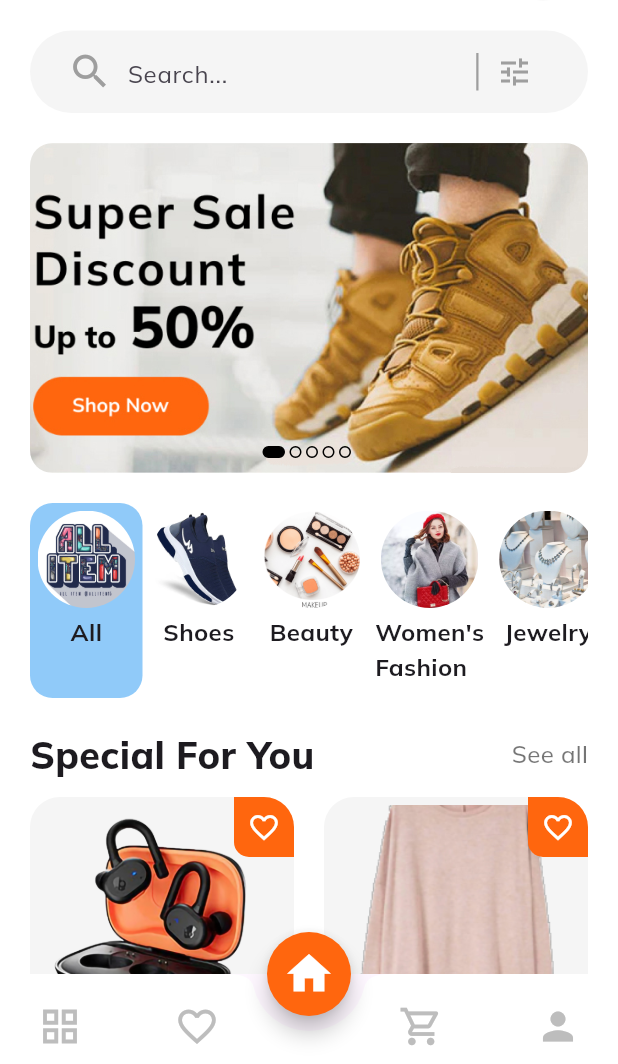
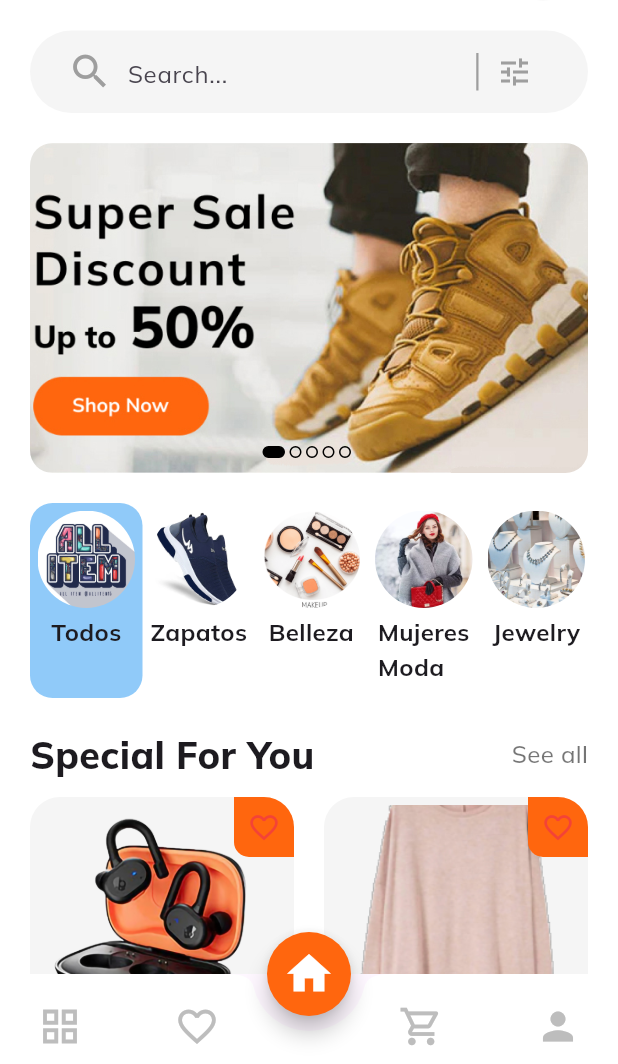
Before and after one commit to villalobos19diego/plantillas-para-apps-de-flutter, a Flutter app: the screen it shows after launch, on a phone screen of 412 x 824 dp, the part 172-1236 px from its top. Run offline on Flutter 3.47's test engine with Material 3 defaults, Android fonts, the phone set to English and light mode, and no system bars; our stand-ins replace animate_do, animated_background, animated_text_kit, carousel_slider, fl_chart, flutter_svg and 10 more; missing offline and left inert: svg_flutter.

Commit message:
2 commit

```diff
--- a/ecommerce_mobile_app/lib/Provider/cart_provider.dart
+++ b/ecommerce_mobile_app/lib/Provider/cart_provider.dart
@@ -3,8 +3,10 @@ import 'package:provider/provider.dart';
 import '../models/product_model.dart';
 
 class CartProvider extends ChangeNotifier {
+
   final List<Product> _cart = [];
   List<Product> get cart => _cart;
+
   void toggleFavorite(Product product) {
     if (_cart.contains(product)) {
       for (Product element in _cart) {
@@ -46,4 +48,7 @@ class CartProvider extends ChangeNotifier {
       listen: listen,
     );
   }
+
+
+
 }
--- a/ecommerce_mobile_app/lib/models/category.dart
+++ b/ecommerce_mobile_app/lib/models/category.dart
@@ -10,19 +10,19 @@ class Category {
 
 final List<Category> categoriesList = [
   Category(
-    title: "All",
+    title: "Todos",
     image: "images/all.png",
   ),
   Category(
-    title: "Shoes",
+    title: "Zapatos",
     image: "images/shoes.png",
   ),
   Category(
-    title: "Beauty",
+    title: "Belleza",
     image: "images/beauty.png",
   ),
   Category(
-    title: "Women's\nFashion",
+    title: "Mujeres\nModa",
     image: "images/image1.png",
   ),
   Category(
@@ -30,7 +30,7 @@ final List<Category> categoriesList = [
     image: "images/jewelry.png",
   ),
   Category(
-    title: "Men's\nFashion",
+    title: "Hombres\nModa",
     image: "images/men.png",
   ),
 ];
--- a/ecommerce_mobile_app/lib/models/product_model.dart
+++ b/ecommerce_mobile_app/lib/models/product_model.dart
@@ -10,10 +10,12 @@ class Product {
   final List<Color> colors;
   final String category;
   final double rate;
+  int views;
   int quantity;
 
   Product(
-      {required this.title,
+      { this.views = 0,
+        required this.title,
       required this.review,
       required this.description,
       required this.image,
@@ -42,6 +44,7 @@ final List<Product> all = [
     review: "(320 Reviews)",
     rate: 4.8,
     quantity: 1,
+    views: 0,
   ),
   Product(
     title: "Woman Sweter",
@@ -59,6 +62,7 @@ final List<Product> all = [
     review: "(32 Reviews)",
     rate: 4.5,
     quantity: 1,
+    views: 0,
   ),
   Product(
     title: "Smart Watch",
@@ -76,6 +80,7 @@ final List<Product> all = [
     review: "(20 Reviews)",
     rate: 4.0,
     quantity: 1,
+    views: 0,
   ),
   Product(
     title: "Mens Jacket",
@@ -93,6 +98,7 @@ final List<Product> all = [
     review: "(20 Reviews)",
     rate: 5.0,
     quantity: 1,
+    views: 0,
   ),
    Product(
     title: "Watch",
@@ -110,6 +116,7 @@ final List<Product> all = [
     review: "(100 Reviews)",
     rate: 5.0,
     quantity: 1,
+     views: 0,
   ),
    Product(
     title: "Air Jordan",
@@ -127,6 +134,7 @@ final List<Product> all = [
     review: "(55 Reviews)",
     rate: 5.0,
     quantity: 1,
+     views: 0,
   ),
   Product(
     title: "Super Perfume",
@@ -144,6 +152,7 @@ final List<Product> all = [
     review: "(99 Reviews)",
     rate: 4.7,
     quantity: 1,
+    views: 0,
   ),
   Product(
     title: "Wedding Ring",
@@ -161,6 +170,7 @@ final List<Product> all = [
     review: "(80 Reviews)",
     rate: 4.5,
     quantity: 1,
+    views: 0,
   ),
   Product(
     title: "  Pants",
@@ -178,6 +188,7 @@ final List<Product> all = [
     review: "(55 Reviews)",
     rate: 5.0,
     quantity: 1,
+    views: 0,
   ),
 ];
 
@@ -198,6 +209,7 @@ final List<Product> shoes = [
     review: "(55 Reviews)",
     rate: 5.0,
     quantity: 1,
+    views: 0,
   ),
   Product(
     title: "Vans Old Skool",
@@ -215,6 +227,7 @@ final List<Product> shoes = [
     review: "(200 Reviews)",
     rate: 5.0,
     quantity: 1,
+    views: 0,
   ),
   Product(
     title: "Women-Shoes",
@@ -232,6 +245,7 @@ final List<Product> shoes = [
     review: "(100 Reviews)",
     rate: 4.8,
     quantity: 1,
+    views: 0,
   ),
   Product(
     title: "Sports Shoes",
@@ -244,11 +258,13 @@ final List<Product> shoes = [
       Colors.deepPurpleAccent,
       Colors.orange,
       Colors.green,
+
     ],
     category: "Shoes",
     review: "(60 Reviews)",
     rate: 3.0,
     quantity: 1,
+    views: 0,
   ),
   Product(
     title: "White Sneaker",
@@ -266,6 +282,7 @@ final List<Product> shoes = [
     review: "(00 Reviews)",
     rate: 0.0,
     quantity: 1,
+    views: 0,
   ),
 
 ];
@@ -288,6 +305,7 @@ final List<Product> beauty = [
     review: "(200 Reviews)",
     rate: 4.0,
     quantity: 1,
+    views: 0,
   ),
   Product(
     title: "Super Perfume",
@@ -305,6 +323,7 @@ final List<Product> beauty = [
     review: "(99 Reviews)",
     rate: 4.7,
     quantity: 1,
+    views: 0,
   ),
    Product(
     title: "Skin-Care Product",
@@ -322,6 +341,7 @@ final List<Product> beauty = [
     review: "(20 Reviews)",
     rate: 4.2,
     quantity: 1,
+     views: 0,
   ),
 ];
 
@@ -343,6 +363,7 @@ final List<Product> womenFashion = [
     review: "(25 Reviews)",
     rate: 5.0,
     quantity: 1,
+    views: 0,
   ),
   Product(
     title: "Mens Jacket",
@@ -360,6 +381,7 @@ final List<Product> womenFashion = [
     review: "(100 Reviews)",
     rate: 4.0,
     quantity: 1,
+    views: 0,
   ),
   Product(
     title: "T-Shert",
@@ -377,6 +399,7 @@ final List<Product> womenFashion = [
     review: "(20 Reviews)",
     rate: 5.0,
     quantity: 1,
+    views: 0,
   ),
   Product(
     title: "  Pants",
@@ -394,6 +417,7 @@ final List<Product> womenFashion = [
     review: "(55 Reviews)",
     rate: 5.0,
     quantity: 1,
+    views: 0,
   ),
 ];
 final List<Product> jewelry = [
@@ -414,6 +438,7 @@ Product(
     review: "(320 Reviews)",
     rate: 4.5,
     quantity: 1,
+  views: 0,
   ),
   Product(
     title: "Jewelry-Box",
@@ -431,6 +456,7 @@ Product(
     review: "(100 Reviews)",
     rate: 5.0,
     quantity: 1,
+    views: 0,
   ),
    Product(
     title: "Wedding Ring",
@@ -448,6 +474,7 @@ Product(
     review: "(80 Reviews)",
     rate: 4.5,
     quantity: 1,
+     views: 0,
   ),
    Product(
     title: "Necklace-Jewellery",
@@ -465,6 +492,7 @@ Product(
     review: "(22 Reviews)",
     rate: 3.5,
     quantity: 1,
+     views: 0,
   ),
 ];
 final List<Product> menFashion = [
@@ -485,6 +513,7 @@ final List<Product> menFashion = [
     review: "(90 Reviews)",
     rate: 5.0,
     quantity: 1,
+    views: 0,
   ),
    Product(
     title: "Men Pants",
@@ -502,6 +531,7 @@ final List<Product> menFashion = [
     review: "(500 Reviews)",
     rate: 4.5,
     quantity: 1,
+     views: 0,
   ),
   Product(
     title: "Men Shert",
@@ -519,6 +549,7 @@ final List<Product> menFashion = [
     review: "(200 Reviews)",
     rate: 3.0,
     quantity: 1,
+    views: 0,
   ),
    Product(
     title: "T-Shirt",
@@ -536,6 +567,7 @@ final List<Product> menFashion = [
     review: "(1k Reviews)",
     rate: 5.0,
     quantity: 1,
+     views: 0,
   ),
    Product(
     title: "Watch",
@@ -553,6 +585,7 @@ final List<Product> menFashion = [
     review: "(100 Reviews)",
     rate: 5.0,
     quantity: 1,
+     views: 0,
   ),
 
 ];
--- a/ecommerce_mobile_app/lib/screens/Detail/Widget/addto_cart.dart
+++ b/ecommerce_mobile_app/lib/screens/Detail/Widget/addto_cart.dart
@@ -81,11 +81,11 @@ class _AddToCartState extends State<AddToCart> {
                 provider.toggleFavorite(widget.product);
                 const snackBar = SnackBar(
                   content: Text(
-                    "Successfully added!",
+                    "Se agrego exitosamente !",
                     style: TextStyle(
                       fontWeight: FontWeight.bold,
                       fontSize: 25,
-                      color: Colors.white,
+                      color: Colors.green,
                     ),
                   ),
                   duration: Duration(seconds: 1),
@@ -101,7 +101,7 @@ class _AddToCartState extends State<AddToCart> {
                 alignment: Alignment.center,
                 padding: const EdgeInsets.symmetric(horizontal: 50),
                 child: const Text(
-                  "Add to Cart",
+                  "Agregar al carrito",
                   style: TextStyle(
                       color: Colors.white,
                       fontWeight: FontWeight.bold,
--- a/ecommerce_mobile_app/lib/screens/Detail/Widget/items_details.dart
+++ b/ecommerce_mobile_app/lib/screens/Detail/Widget/items_details.dart
@@ -81,7 +81,7 @@ class ItemsDetails extends StatelessWidget {
               TextSpan(
                 children: [
                   const TextSpan(
-                    text: "Seller: ",
+                    text: "Vendedor: ",
                     style: TextStyle(fontSize: 16),
                   ),
                   TextSpan(
--- a/ecommerce_mobile_app/lib/screens/Favorite/favorite.dart
+++ b/ecommerce_mobile_app/lib/screens/Favorite/favorite.dart
@@ -19,7 +19,7 @@ class _FavoriteState extends State<Favorite> {
       backgroundColor: kcontentColor,
       appBar: AppBar(
         backgroundColor: kcontentColor,
-        title: const Text("Favorite",style: TextStyle(fontWeight: FontWeight.bold),),
+        title: const Text("Favoritos",style: TextStyle(fontWeight: FontWeight.bold),),
         centerTitle: true,
       ),
       body: Column(
--- a/ecommerce_mobile_app/lib/screens/Home/Widget/product_cart.dart
+++ b/ecommerce_mobile_app/lib/screens/Home/Widget/product_cart.dart
@@ -105,7 +105,7 @@ class ProductCard extends StatelessWidget {
                   provider.isExist(product)
                       ? Icons.favorite
                       : Icons.favorite_border,
-                  color: Colors.white,
+                  color: Colors.red,
                   size: 22,
                 ),
               ),
--- a/ecommerce_mobile_app/pubspec.yaml
+++ b/ecommerce_mobile_app/pubspec.yaml
@@ -37,6 +37,9 @@ dependencies:
   cupertino_icons: ^1.0.6
   google_fonts: ^6.2.1
   provider: ^6.1.2
+  share_plus: ^9.0.0
+  flutter_local_notifications: ^17.1.0
+  firebase_messaging: ^14.9.1
 
 dev_dependencies:
   flutter_test:
```
Also changed, not shown: ecommerce_mobile_app/lib/screens/Detail/Widget/description.dart (+5 -3 lines), ecommerce_mobile_app/lib/screens/Detail/Widget/detail_app_bar.dart (+5 -2 lines), ecommerce_mobile_app/pubspec.lock, 6 other files.
